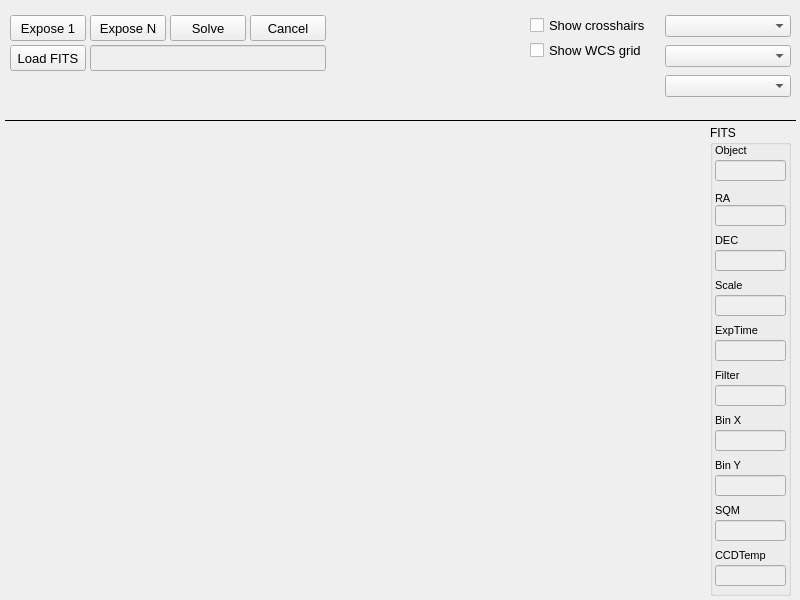
mworion/MountWizzard4, file mw4/gui/widgets/image.ui: the form before one commit.
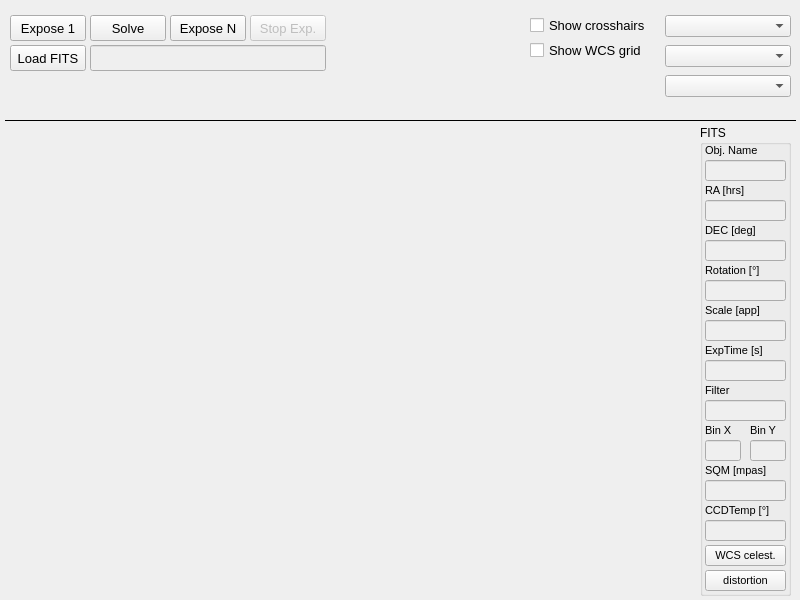
The form after the commit.

Diff of the .ui file:
```diff
--- a/mw4/gui/widgets/image.ui
+++ b/mw4/gui/widgets/image.ui
@@ -35,19 +35,19 @@
     <rect>
      <x>5</x>
      <y>124</y>
-     <width>700</width>
+     <width>690</width>
      <height>471</height>
     </rect>
    </property>
    <property name="minimumSize">
     <size>
-     <width>700</width>
+     <width>690</width>
      <height>270</height>
     </size>
    </property>
    <property name="maximumSize">
     <size>
-     <width>1520</width>
+     <width>1510</width>
      <height>1070</height>
     </size>
    </property>
@@ -91,7 +91,7 @@
   <widget class="QPushButton" name="solve">
    <property name="geometry">
     <rect>
-     <x>170</x>
+     <x>90</x>
      <y>15</y>
      <width>76</width>
      <height>26</height>
@@ -133,7 +133,10 @@
     <string>Load FITS</string>
    </property>
   </widget>
-  <widget class="QPushButton" name="cancel">
+  <widget class="QPushButton" name="stop">
+   <property name="enabled">
+    <bool>false</bool>
+   </property>
    <property name="geometry">
     <rect>
      <x>250</x>
@@ -151,7 +154,7 @@
     <string>&lt;html&gt;&lt;head/&gt;&lt;body&gt;&lt;p&gt;Cancels an imaging or plate solving action or stops continous exposures&lt;/p&gt;&lt;/body&gt;&lt;/html&gt;</string>
    </property>
    <property name="text">
-    <string>Cancel</string>
+    <string>Stop Exp.</string>
    </property>
   </widget>
   <widget class="QLineEdit" name="imageFileName">
@@ -199,7 +202,7 @@
   <widget class="QPushButton" name="exposeN">
    <property name="geometry">
     <rect>
-     <x>90</x>
+     <x>170</x>
      <y>15</y>
      <width>76</width>
      <height>26</height>
@@ -323,9 +326,9 @@
   <widget class="QGroupBox" name="groupBox">
    <property name="geometry">
     <rect>
-     <x>710</x>
+     <x>700</x>
      <y>125</y>
-     <width>81</width>
+     <width>91</width>
      <height>471</height>
     </rect>
    </property>
@@ -339,8 +342,8 @@
     <property name="geometry">
      <rect>
       <x>5</x>
-      <y>440</y>
-      <width>71</width>
+      <y>395</y>
+      <width>81</width>
       <height>21</height>
      </rect>
     </property>
@@ -380,8 +383,8 @@
     <property name="geometry">
      <rect>
       <x>5</x>
-      <y>215</y>
-      <width>71</width>
+      <y>235</y>
+      <width>81</width>
       <height>21</height>
      </rect>
     </property>
@@ -420,9 +423,9 @@
     </property>
     <property name="geometry">
      <rect>
-      <x>5</x>
-      <y>350</y>
-      <width>71</width>
+      <x>50</x>
+      <y>315</y>
+      <width>36</width>
       <height>21</height>
      </rect>
     </property>
@@ -462,8 +465,8 @@
     <property name="geometry">
      <rect>
       <x>5</x>
-      <y>80</y>
-      <width>71</width>
+      <y>75</y>
+      <width>81</width>
       <height>21</height>
      </rect>
     </property>
@@ -500,8 +503,8 @@
     <property name="geometry">
      <rect>
       <x>5</x>
-      <y>420</y>
-      <width>51</width>
+      <y>375</y>
+      <width>81</width>
       <height>21</height>
      </rect>
     </property>
@@ -511,15 +514,15 @@
      </font>
     </property>
     <property name="text">
-     <string>CCDTemp</string>
+     <string>CCDTemp [°]</string>
     </property>
    </widget>
    <widget class="QLabel" name="label_31">
     <property name="geometry">
      <rect>
       <x>5</x>
-      <y>150</y>
-      <width>51</width>
+      <y>175</y>
+      <width>81</width>
       <height>21</height>
      </rect>
     </property>
@@ -529,15 +532,15 @@
      </font>
     </property>
     <property name="text">
-     <string>Scale</string>
+     <string>Scale [app]</string>
     </property>
    </widget>
    <widget class="QLabel" name="label_34">
     <property name="geometry">
      <rect>
       <x>5</x>
-      <y>240</y>
-      <width>51</width>
+      <y>255</y>
+      <width>81</width>
       <height>21</height>
      </rect>
     </property>
@@ -555,7 +558,7 @@
      <rect>
       <x>5</x>
       <y>15</y>
-      <width>51</width>
+      <width>81</width>
       <height>21</height>
      </rect>
     </property>
@@ -565,7 +568,7 @@
      </font>
     </property>
     <property name="text">
-     <string>Object</string>
+     <string>Obj. Name</string>
     </property>
    </widget>
    <widget class="QLineEdit" name="sqm">
@@ -575,8 +578,8 @@
     <property name="geometry">
      <rect>
       <x>5</x>
-      <y>395</y>
-      <width>71</width>
+      <y>355</y>
+      <width>81</width>
       <height>21</height>
      </rect>
     </property>
@@ -612,9 +615,9 @@
    <widget class="QLabel" name="label_36">
     <property name="geometry">
      <rect>
-      <x>5</x>
-      <y>330</y>
-      <width>51</width>
+      <x>50</x>
+      <y>295</y>
+      <width>31</width>
       <height>21</height>
      </rect>
     </property>
@@ -634,8 +637,8 @@
     <property name="geometry">
      <rect>
       <x>5</x>
-      <y>125</y>
-      <width>71</width>
+      <y>115</y>
+      <width>81</width>
       <height>21</height>
      </rect>
     </property>
@@ -675,8 +678,8 @@
     <property name="geometry">
      <rect>
       <x>5</x>
-      <y>260</y>
-      <width>71</width>
+      <y>275</y>
+      <width>81</width>
       <height>21</height>
      </rect>
     </property>
@@ -716,8 +719,8 @@
     <property name="geometry">
      <rect>
       <x>5</x>
-      <y>305</y>
-      <width>71</width>
+      <y>315</y>
+      <width>36</width>
       <height>21</height>
      </rect>
     </property>
@@ -754,9 +757,9 @@
     <property name="geometry">
      <rect>
       <x>5</x>
-      <y>65</y>
-      <width>51</width>
-      <height>16</height>
+      <y>55</y>
+      <width>81</width>
+      <height>21</height>
      </rect>
     </property>
     <property name="font">
@@ -765,15 +768,15 @@
      </font>
     </property>
     <property name="text">
-     <string>RA</string>
+     <string>RA [hrs]</string>
     </property>
    </widget>
    <widget class="QLabel" name="label_35">
     <property name="geometry">
      <rect>
       <x>5</x>
-      <y>285</y>
-      <width>51</width>
+      <y>295</y>
+      <width>31</width>
       <height>21</height>
      </rect>
     </property>
@@ -790,8 +793,8 @@
     <property name="geometry">
      <rect>
       <x>5</x>
-      <y>375</y>
-      <width>51</width>
+      <y>335</y>
+      <width>81</width>
       <height>21</height>
      </rect>
     </property>
@@ -801,15 +804,15 @@
      </font>
     </property>
     <property name="text">
-     <string>SQM</string>
+     <string>SQM [mpas]</string>
     </property>
    </widget>
    <widget class="QLabel" name="label_30">
     <property name="geometry">
      <rect>
       <x>5</x>
-      <y>105</y>
-      <width>51</width>
+      <y>95</y>
+      <width>81</width>
       <height>21</height>
      </rect>
     </property>
@@ -819,7 +822,7 @@
      </font>
     </property>
     <property name="text">
-     <string>DEC</string>
+     <string>DEC [deg]</string>
     </property>
    </widget>
    <widget class="QLineEdit" name="object">
@@ -830,7 +833,7 @@
      <rect>
       <x>5</x>
       <y>35</y>
-      <width>71</width>
+      <width>81</width>
       <height>21</height>
      </rect>
     </property>
@@ -867,8 +870,8 @@
     <property name="geometry">
      <rect>
       <x>5</x>
-      <y>195</y>
-      <width>51</width>
+      <y>215</y>
+      <width>81</width>
       <height>21</height>
      </rect>
     </property>
@@ -878,7 +881,7 @@
      </font>
     </property>
     <property name="text">
-     <string>ExpTime</string>
+     <string>ExpTime [s]</string>
     </property>
    </widget>
    <widget class="QLineEdit" name="scale">
@@ -888,8 +891,109 @@
     <property name="geometry">
      <rect>
       <x>5</x>
-      <y>170</y>
-      <width>71</width>
+      <y>195</y>
+      <width>81</width>
+      <height>21</height>
+     </rect>
+    </property>
+    <property name="font">
+     <font>
+      <pointsize>10</pointsize>
+      <weight>50</weight>
+      <bold>false</bold>
+     </font>
+    </property>
+    <property name="mouseTracking">
+     <bool>false</bool>
+    </property>
+    <property name="focusPolicy">
+     <enum>Qt::NoFocus</enum>
+    </property>
+    <property name="acceptDrops">
+     <bool>false</bool>
+    </property>
+    <property name="toolTip">
+     <string>&lt;html&gt;&lt;head/&gt;&lt;body&gt;&lt;p&gt;&lt;span style=&quot; font-weight:400;&quot;&gt;Shows the solved RA of image in J2000 coordinates&lt;/span&gt;&lt;/p&gt;&lt;/body&gt;&lt;/html&gt;</string>
+    </property>
+    <property name="text">
+     <string/>
+    </property>
+    <property name="alignment">
+     <set>Qt::AlignRight|Qt::AlignTrailing|Qt::AlignVCenter</set>
+    </property>
+    <property name="readOnly">
+     <bool>true</bool>
+    </property>
+   </widget>
+   <widget class="QPushButton" name="hasCelestial">
+    <property name="geometry">
+     <rect>
+      <x>5</x>
+      <y>420</y>
+      <width>81</width>
+      <height>21</height>
+     </rect>
+    </property>
+    <property name="font">
+     <font>
+      <pointsize>8</pointsize>
+     </font>
+    </property>
+    <property name="toolTip">
+     <string>&lt;html&gt;&lt;head/&gt;&lt;body&gt;&lt;p&gt;Cancels an imaging or plate solving action or stops continous exposures&lt;/p&gt;&lt;/body&gt;&lt;/html&gt;</string>
+    </property>
+    <property name="text">
+     <string>WCS celest.</string>
+    </property>
+   </widget>
+   <widget class="QPushButton" name="hasDistortion">
+    <property name="geometry">
+     <rect>
+      <x>5</x>
+      <y>445</y>
+      <width>81</width>
+      <height>21</height>
+     </rect>
+    </property>
+    <property name="font">
+     <font>
+      <pointsize>8</pointsize>
+     </font>
+    </property>
+    <property name="toolTip">
+     <string>&lt;html&gt;&lt;head/&gt;&lt;body&gt;&lt;p&gt;Cancels an imaging or plate solving action or stops continous exposures&lt;/p&gt;&lt;/body&gt;&lt;/html&gt;</string>
+    </property>
+    <property name="text">
+     <string>distortion</string>
+    </property>
+   </widget>
+   <widget class="QLabel" name="label_33">
+    <property name="geometry">
+     <rect>
+      <x>5</x>
+      <y>135</y>
+      <width>81</width>
+      <height>21</height>
+     </rect>
+    </property>
+    <property name="font">
+     <font>
+      <pointsize>8</pointsize>
+     </font>
+    </property>
+    <property name="text">
+     <string>Rotation [°]</string>
+    </property>
+   </widget>
+   <widget class="QLineEdit" name="rotation">
+    <property name="enabled">
+     <bool>false</bool>
+    </property>
+    <property name="geometry">
+     <rect>
+      <x>5</x>
+      <y>155</y>
+      <width>81</width>
       <height>21</height>
      </rect>
     </property>
```
